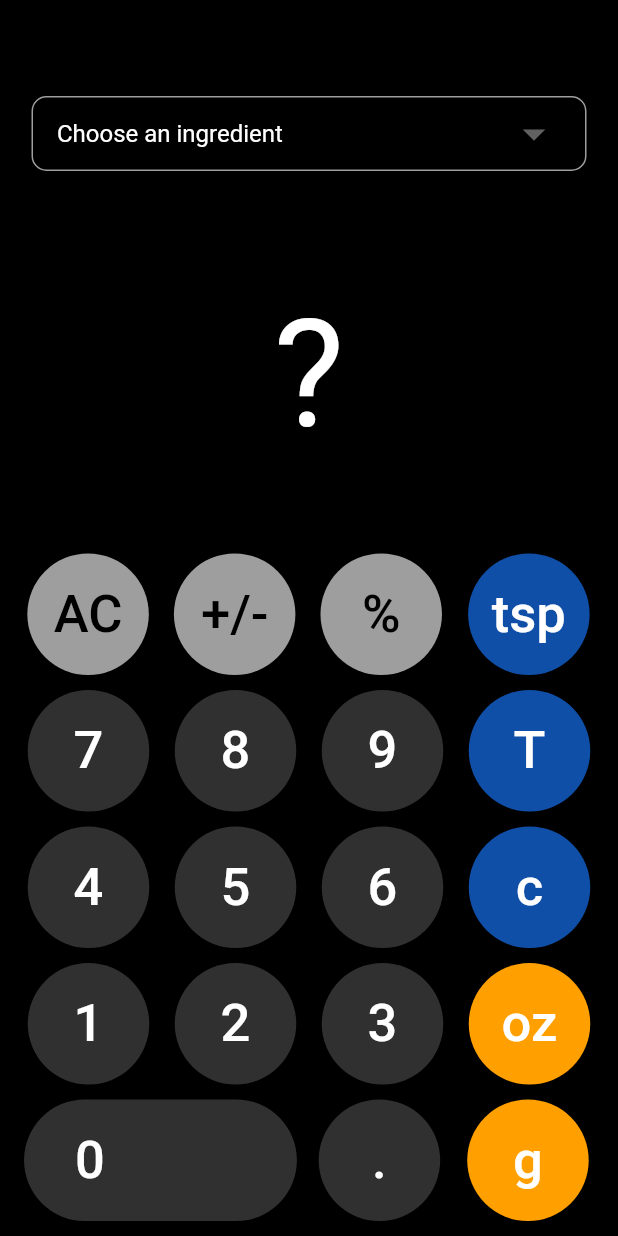
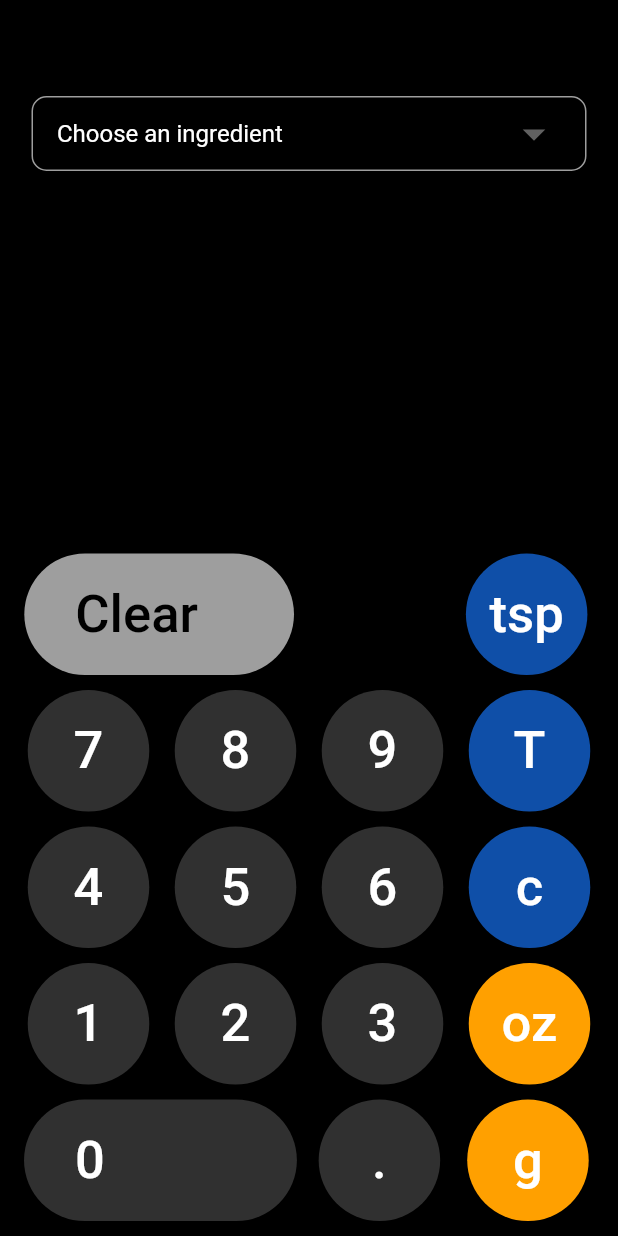
Before and after one commit to dmoster/baking-buddy_js, a Flutter app: the screen it shows after launch, after a tap on an icon or button, on a phone screen of 412 x 824 dp. Run offline on Flutter 3.47's test engine with Material 2 defaults, Android fonts, the light colour scheme and no system bars.

Commit message:
finalize button layout

```diff
--- /dev/null
+++ b/lib/screens/calc/widgets/formatNumbers.dart
@@ -0,0 +1,7 @@
+import 'package:intl/intl.dart';
+
+String formatNumber(double number) {
+  var f = NumberFormat('###.0#');
+
+  return f.format(number);
+}
--- a/lib/screens/calc/widgets/tspToReadableMeasurements.dart
+++ b/lib/screens/calc/widgets/tspToReadableMeasurements.dart
@@ -111,13 +111,13 @@
   measurementStr += numTsp > 0 ? numTsp.toString() + ' ' : '';
 
   if (valueInTsp > threeQuarterTsp.valueInTsp) {
-    measurementStr += threeQuarterTsp.longName() + ' ';
+    measurementStr += threeQuarterTsp.longName();
     valueInTsp -= threeQuarterTsp.valueInTsp;
   } else if (valueInTsp >= halfTsp.valueInTsp) {
-    measurementStr += halfTsp.longName() + ' ';
+    measurementStr += halfTsp.longName();
     valueInTsp -= halfTsp.valueInTsp;
   } else if (valueInTsp >= quarterTsp.valueInTsp) {
-    measurementStr += quarterTsp.longName() + ' ';
+    measurementStr += quarterTsp.longName();
     valueInTsp -= quarterTsp.valueInTsp;
   } else if (numTsp > 0) {
     measurementStr += teaspoon.abbr;
--- a/lib/screens/calculator.dart
+++ b/lib/screens/calculator.dart
@@ -3,6 +3,7 @@
 import 'package:baking_buddy/screens/calc/widgets/converter.dart';
 import 'package:flutter/material.dart';
 
+import 'calc/widgets/formatNumbers.dart';
 import 'calc/widgets/ingredient.dart';
 import 'calc/widgets/ingredientsList.dart';
 
@@ -168,9 +169,20 @@
                         Row(
                           mainAxisAlignment: MainAxisAlignment.spaceEvenly,
                           children: <Widget>[
-                            calcButton('AC', Colors.grey, Colors.black, 'AC'),
-                            calcButton('+/-', Colors.grey, Colors.black, '+/-'),
-                            calcButton('%', Colors.grey, Colors.black, '%'),
+                            RaisedButton(
+                              padding: EdgeInsets.fromLTRB(34, 20, 64, 20),
+                              onPressed: () {
+                                calculate('AC', 'AC');
+                              },
+                              shape: StadiumBorder(),
+                              child: Text(
+                                'Clear',
+                                style: TextStyle(
+                                    fontSize: 35, color: Colors.black),
+                              ),
+                              color: Colors.grey,
+                            ),
+                            calcButton('%', Colors.black, Colors.black, '%'),
                             calcButton('tsp', Color(0xff0F4FA8), Colors.white,
                                 'teaspoons'),
                           ],
@@ -271,10 +283,10 @@
       gramsText = '';
       result = '';
       finalResult = '0';
-    } else if (btnText == '+/-') {
-      finalResult = '?';
     } else if (btnText == '%') {
-      finalResult = '?';
+      // Do nothing, as this is a spacer
+      result = result;
+      finalResult = result;
     } else if (btnText == 'tsp' ||
         btnText == 'T' ||
         btnText == 'c' ||
@@ -288,13 +300,11 @@
 
       volumeText = getConvertedAmount(
           valueToConvert, btnValue, 'volume', ingredientChosen);
-      ouncesText = getConvertedAmount(
-                  valueToConvert, btnValue, 'ounces', ingredientChosen)
-              .toStringAsPrecision(3) +
+      ouncesText = formatNumber(getConvertedAmount(
+              valueToConvert, btnValue, 'ounces', ingredientChosen)) +
           ' oz';
-      gramsText = getConvertedAmount(
-                  valueToConvert, btnValue, 'grams', ingredientChosen)
-              .toStringAsPrecision(3) +
+      gramsText = formatNumber(getConvertedAmount(
+              valueToConvert, btnValue, 'grams', ingredientChosen)) +
           ' g';
 
       finalResult = volumeText;
--- a/pubspec.yaml
+++ b/pubspec.yaml
@@ -24,6 +24,7 @@
   flutter:
     sdk: flutter
   json_annotation: ^3.0.0
+  intl: ^0.16.1
 
 
   # The following adds the Cupertino Icons font to your application.
```
Also changed, not shown: pubspec.lock.
